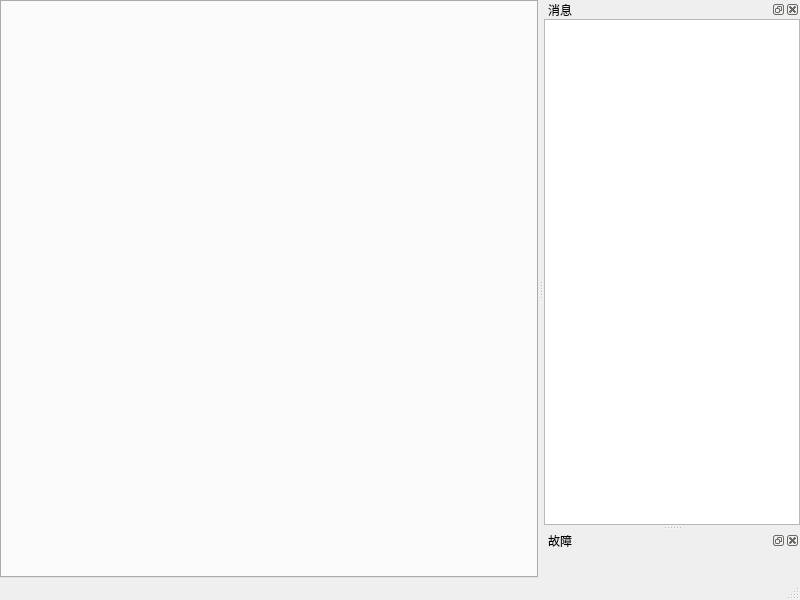
Old version of the form MainWindow.ui in the repository czyt1988/tmp_exchange.
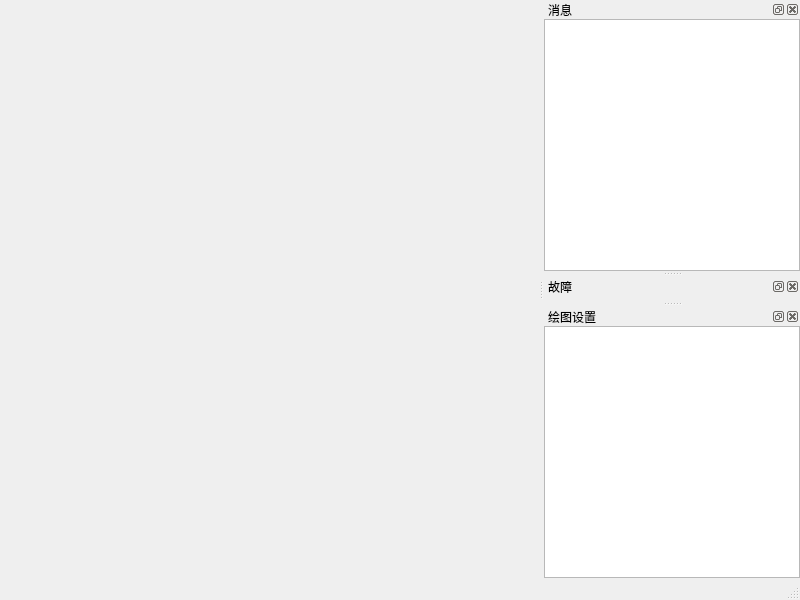
New version of the form. Icons and pictures are not drawn. Custom widgets are drawn as their Qt base class.

The edit to the form file:
```diff
--- a/MainWindow.ui
+++ b/MainWindow.ui
@@ -11,7 +11,13 @@
    </rect>
   </property>
   <property name="windowTitle">
-   <string>MainWindow</string>
+   <string>BigData Workbench</string>
+  </property>
+  <property name="iconSize">
+   <size>
+    <width>32</width>
+    <height>32</height>
+   </size>
   </property>
   <widget class="QWidget" name="centralwidget">
    <layout class="QVBoxLayout" name="verticalLayout_3">
@@ -35,6 +41,21 @@
       <property name="tabPosition">
        <enum>QTabWidget::West</enum>
       </property>
+      <property name="tabShape">
+       <enum>QTabWidget::Triangular</enum>
+      </property>
+      <property name="iconSize">
+       <size>
+        <width>25</width>
+        <height>25</height>
+       </size>
+      </property>
+      <property name="elideMode">
+       <enum>Qt::ElideMiddle</enum>
+      </property>
+      <property name="documentMode">
+       <bool>true</bool>
+      </property>
      </widget>
     </item>
    </layout>
@@ -100,6 +121,36 @@
     </layout>
    </widget>
   </widget>
+  <widget class="QDockWidget" name="dockWidgetPlot">
+   <property name="windowTitle">
+    <string>绘图设置</string>
+   </property>
+   <attribute name="dockWidgetArea">
+    <number>2</number>
+   </attribute>
+   <widget class="QWidget" name="dockWidgetContents_3">
+    <layout class="QVBoxLayout" name="verticalLayout_4">
+     <property name="spacing">
+      <number>0</number>
+     </property>
+     <property name="leftMargin">
+      <number>0</number>
+     </property>
+     <property name="topMargin">
+      <number>0</number>
+     </property>
+     <property name="rightMargin">
+      <number>0</number>
+     </property>
+     <property name="bottomMargin">
+      <number>0</number>
+     </property>
+     <item>
+      <widget class="QTreeView" name="treeViewPlot"/>
+     </item>
+    </layout>
+   </widget>
+  </widget>
   <action name="actionPlotWindow">
    <property name="icon">
     <iconset resource="icon.qrc">
```
Left out of the diff: 6 changed lines with no effect on the pictures.
